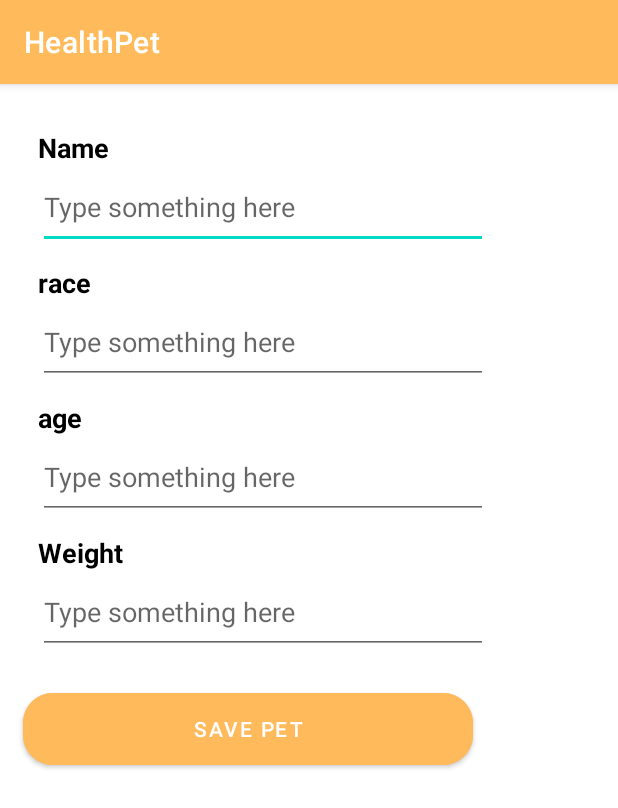
After one commit to RicardoFlores01/HealthPetAppMovil, an Android app: the add_pet screen opened directly, with no data from a screen before it, on a phone screen of 412 x 824 dp. The commit adds this screen. Shown: the top 808 px of the screen. Run offline under Robolectric (Android 15) with nearby library versions, the phone set to English and light mode, and no system bars.

Commit message:
Add activity add pet and modify the activity pets and strings

```diff
--- a/app/src/main/AndroidManifest.xml
+++ b/app/src/main/AndroidManifest.xml
@@ -9,6 +9,9 @@
         android:roundIcon="@mipmap/ic_launcher_round"
         android:supportsRtl="true"
         android:theme="@style/Theme.HealthPetApp">
+        <activity
+            android:name=".add_pet"
+            android:exported="true" />
         <activity
             android:name=".Settings"
             android:exported="true"
--- /dev/null
+++ b/app/src/main/java/example/com/healthpetapp/add_pet.java
@@ -0,0 +1,14 @@
+package example.com.healthpetapp;
+
+import androidx.appcompat.app.AppCompatActivity;
+
+import android.os.Bundle;
+
+public class add_pet extends AppCompatActivity {
+
+    @Override
+    protected void onCreate(Bundle savedInstanceState) {
+        super.onCreate(savedInstanceState);
+        setContentView(R.layout.activity_add_pet);
+    }
+}
--- a/app/src/main/java/example/com/healthpetapp/ui/slideshow/SlideshowFragment.java
+++ b/app/src/main/java/example/com/healthpetapp/ui/slideshow/SlideshowFragment.java
@@ -13,9 +13,13 @@ import androidx.fragment.app.Fragment;
 import androidx.lifecycle.Observer;
 import androidx.lifecycle.ViewModelProvider;
 
+import com.google.android.material.floatingactionbutton.FloatingActionButton;
+
+import example.com.healthpetapp.AddContact;
 import example.com.healthpetapp.MedicalHistory;
 import example.com.healthpetapp.MyAppointment;
 import example.com.healthpetapp.R;
+import example.com.healthpetapp.add_pet;
 import example.com.healthpetapp.databinding.FragmentSlideshowBinding;
 
 public class SlideshowFragment extends Fragment {
@@ -24,6 +28,7 @@ public class SlideshowFragment extends Fragment {
     private FragmentSlideshowBinding binding;
 
     TextView name_pet;
+    FloatingActionButton floating_add;
 
     public View onCreateView(@NonNull LayoutInflater inflater,
                              ViewGroup container, Bundle savedInstanceState) {
@@ -42,6 +47,16 @@ public class SlideshowFragment extends Fragment {
             }
         });
 
+        floating_add = (FloatingActionButton) root.findViewById(R.id.floatingActionButton);
+        floating_add.setOnClickListener(new View.OnClickListener(){
+            @Override
+            public void onClick(View view){
+                Intent intent = new Intent(getActivity(), add_pet.class);
+                startActivity(intent);
+            }
+        });
+
+
         //final TextView textView = binding.textSlideshow;
         slideshowViewModel.getText().observe(getViewLifecycleOwner(), new Observer<String>() {
             @Override
--- /dev/null
+++ b/app/src/main/res/layout/activity_add_pet.xml
@@ -0,0 +1,121 @@
+<?xml version="1.0" encoding="utf-8"?>
+<androidx.constraintlayout.widget.ConstraintLayout xmlns:android="http://schemas.android.com/apk/res/android"
+    xmlns:app="http://schemas.android.com/apk/res-auto"
+    xmlns:tools="http://schemas.android.com/tools"
+    android:layout_width="match_parent"
+    android:layout_height="match_parent"
+    tools:context=".add_pet">
+
+    <TextView
+        android:id="@+id/name_pet_pets"
+        android:layout_width="359dp"
+        android:layout_height="wrap_content"
+        android:text="@string/name_pet_pets1"
+        android:textSize="18sp"
+        app:flow_verticalAlign="top"
+        android:textColor="@color/black"
+        android:textStyle="bold"
+        app:layout_constraintStart_toStartOf="parent"
+        app:layout_constraintTop_toTopOf="parent"
+        android:layout_marginStart="25dp"
+        android:layout_marginTop="30dp" />
+
+    <EditText
+        android:id="@+id/name_pet_pets_edit"
+        android:layout_width="300dp"
+        android:layout_height="55dp"
+        android:layout_marginStart="25dp"
+        android:ems="50"
+        android:hint="@string/type"
+        android:inputType="text"
+        app:layout_constraintStart_toStartOf="parent"
+        app:layout_constraintTop_toBottomOf="@+id/name_pet_pets" />
+
+    <TextView
+        android:id="@+id/race1"
+        android:layout_width="359dp"
+        android:layout_height="wrap_content"
+        android:text="@string/race1"
+        android:textSize="18sp"
+        app:flow_verticalAlign="top"
+        android:textColor="@color/black"
+        android:textStyle="bold"
+        app:layout_constraintStart_toStartOf="parent"
+        app:layout_constraintTop_toBottomOf="@id/name_pet_pets_edit"
+        android:layout_marginStart="25dp"
+        android:layout_marginTop="10dp" />
+
+    <EditText
+        android:id="@+id/race_pet_edit"
+        android:layout_width="300dp"
+        android:layout_height="55dp"
+        android:layout_marginStart="25dp"
+        android:ems="50"
+        android:hint="@string/type"
+        android:inputType="text"
+        app:layout_constraintStart_toStartOf="parent"
+        app:layout_constraintTop_toBottomOf="@+id/race1" />
+
+    <TextView
+        android:id="@+id/age_pets"
+        android:layout_width="359dp"
+        android:layout_height="wrap_content"
+        android:text="@string/age1"
+        android:textSize="18sp"
+        app:flow_verticalAlign="top"
+        android:textColor="@color/black"
+        android:textStyle="bold"
+        app:layout_constraintStart_toStartOf="parent"
+        app:layout_constraintTop_toBottomOf="@id/race_pet_edit"
+        android:layout_marginStart="25dp"
+        android:layout_marginTop="10dp" />
+
+    <EditText
+        android:id="@+id/age_pets_edit"
+        android:layout_width="300dp"
+        android:layout_height="55dp"
+        android:layout_marginStart="25dp"
+        android:ems="50"
+        android:hint="@string/type"
+        android:inputType="text"
+        app:layout_constraintStart_toStartOf="parent"
+        app:layout_constraintTop_toBottomOf="@+id/age_pets" />
+
+    <TextView
+        android:id="@+id/weight_pet"
+        android:layout_width="359dp"
+        android:layout_height="wrap_content"
+        android:text="@string/weight1"
+        android:textSize="18sp"
+        app:flow_verticalAlign="top"
+        android:textColor="@color/black"
+        android:textStyle="bold"
+        app:layout_constraintStart_toStartOf="parent"
+        app:layout_constraintTop_toBottomOf="@id/age_pets_edit"
+        android:layout_marginStart="25dp"
+        android:layout_marginTop="10dp" />
+
+    <EditText
+        android:id="@+id/weight_pet_edit"
+        android:layout_width="300dp"
+        android:layout_height="55dp"
+        android:layout_marginStart="25dp"
+        android:ems="50"
+        android:hint="@string/type"
+        android:inputType="text"
+        app:layout_constraintStart_toStartOf="parent"
+        app:layout_constraintTop_toBottomOf="@+id/weight_pet" />
+
+    <Button
+        android:id="@+id/btnSaveDate"
+        android:layout_width="300dp"
+        android:layout_height="60dp"
+        android:text="@string/save_pet"
+        android:backgroundTint="#FFBA5C"
+        app:cornerRadius="20dp"
+        android:layout_marginStart="15dp"
+        android:layout_marginTop="20dp"
+        app:layout_constraintStart_toStartOf="parent"
+        app:layout_constraintTop_toBottomOf="@+id/weight_pet_edit" />
+
+</androidx.constraintlayout.widget.ConstraintLayout>
--- a/app/src/main/res/layout/fragment_gallery.xml
+++ b/app/src/main/res/layout/fragment_gallery.xml
@@ -96,8 +96,8 @@
         android:id="@+id/floatingActionButton"
         android:layout_width="wrap_content"
         android:layout_height="wrap_content"
-        android:layout_marginEnd="100dp"
-        android:layout_marginBottom="145dp"
+        android:layout_marginEnd="27dp"
+        android:layout_marginBottom="37dp"
         android:backgroundTint="@color/purple_500"
         android:clickable="true"
         android:src="@drawable/ic_baseline_add_24"
--- a/app/src/main/res/layout/fragment_slideshow.xml
+++ b/app/src/main/res/layout/fragment_slideshow.xml
@@ -222,5 +222,18 @@
             app:layout_constraintStart_toStartOf="parent"
             app:layout_constraintTop_toBottomOf="@id/weight2" />
 
+        <com.google.android.material.floatingactionbutton.FloatingActionButton
+            android:id="@+id/floatingActionButton"
+            android:layout_width="wrap_content"
+            android:layout_height="wrap_content"
+            android:layout_marginEnd="76dp"
+            android:layout_marginBottom="175dp"
+            android:backgroundTint="@color/purple_500"
+            android:clickable="true"
+            android:src="@drawable/ic_baseline_add_24"
+            app:layout_constraintBottom_toBottomOf="parent"
+            app:layout_constraintEnd_toEndOf="parent" />
+
+
     </androidx.constraintlayout.widget.ConstraintLayout>
 </ScrollView>
--- a/app/src/main/res/values/strings.xml
+++ b/app/src/main/res/values/strings.xml
@@ -88,11 +88,30 @@
     <string name="phone_profile">4495777823</string>
     <string name="Save_profile">Save the data profile</string>
 
+    <string name="BtnLanguage">Save the language</string>
+    <string name="spanish">Spanish</string>
+    <string name="english">English</string>
+
+    <string name="save_contact_boton">Save the contact</string>
+
+    <string name="myappointment_activity">My appointments</string>
+    <string name="mycontact_activity">My Contact</string>
+    <string name="medicalhistory_activity">Clinical History</string>
+    <string name="profile_activity">Profile</string>
+    <string name="settings_activity">Settings</string>
+    <string name="language_activity">Language</string>
+    <string name="help_activity">Help</string>
+    <string name="about_activity">About</string>
+    <string name="programarcita_activity">Shedule appointment</string>
+
     <string name="account">Account</string>
     <string name="language">Language</string>
     <string name="help">Help</string>
     <string name="aboutus">About us</string>
     <string name="logout">Logout</string>
 
+    <string name="save_pet">Save pet</string>
+
+    <string name="help_text">If you have problems with the application communicate through our WhatsApp service sending the screenshot along with your problem and we will solve it.</string>
     <string name="title_activity_menu">HealthPet</string>
 </resources>
```
Also changed, not shown: 1 other file.
